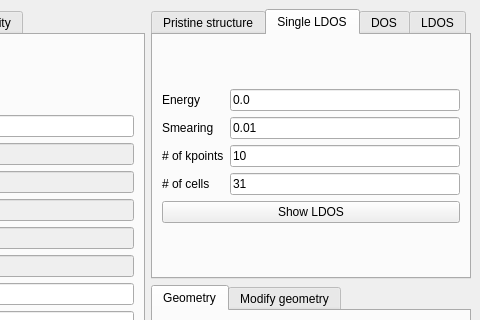
First picture: the form in interface-pyqt/impurity_embedding/interface.ui, repository joselado/quantum-honeycomp, before the edit; both pictures show x 184 to 664 and y 0 to 320 of the 664 by 614 pixel window.
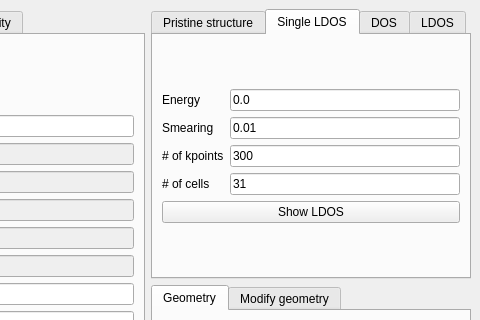
Second picture: the form after the edit.

Patch:
```diff
--- a/interface-pyqt/impurity_embedding/interface.ui
+++ b/interface-pyqt/impurity_embedding/interface.ui
@@ -522,7 +522,7 @@
           <item row="2" column="1">
            <widget class="QLineEdit" name="nk_embedding_ldos">
             <property name="text">
-             <string>10</string>
+             <string>300</string>
             </property>
            </widget>
           </item>
```
